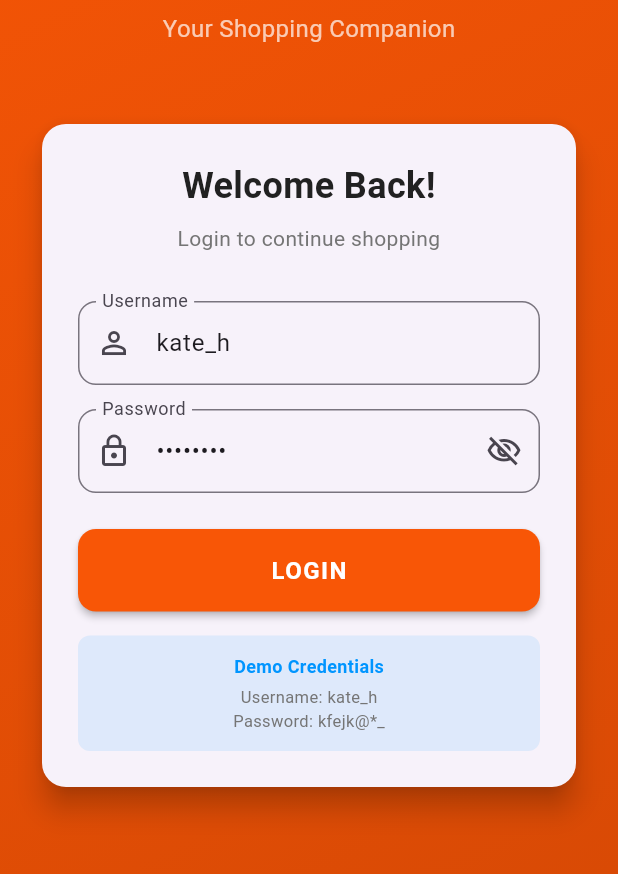
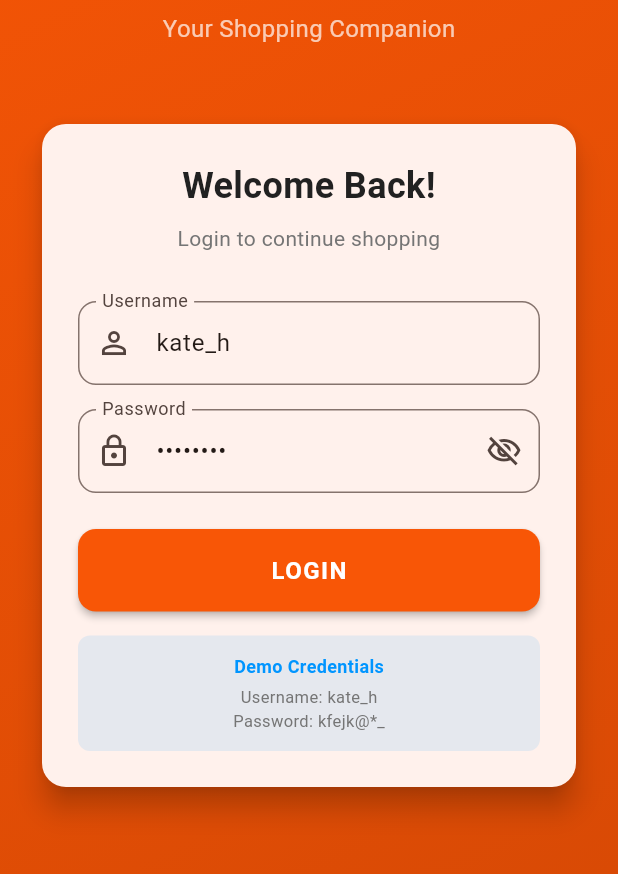
Before and after one commit to git-wahidur/scroll-architecture, a Flutter app: the screen it shows after launch, on a phone screen of 412 x 824 dp, the part 362-1236 px from its top. Run offline on Flutter 3.47's test engine with Material 3 defaults, Android fonts, the phone set to English and light mode, and no system bars; our stand-ins replace dio, flutter_bloc, flutter_screenutil, freezed_annotation.

Commit message:
feat(auth): implement screenutiles for responsive.

```diff
--- a/lib/main.dart
+++ b/lib/main.dart
@@ -1,8 +1,10 @@
 import 'package:flutter/material.dart';
 import 'package:flutter_bloc/flutter_bloc.dart';
 import 'package:scroll_architecture_task/core/constants/api_client.dart';
+import 'package:scroll_architecture_task/core/constants/app_colors.dart';
 import 'package:scroll_architecture_task/features/auth/data/repository/auth_repository.dart';
 import 'package:scroll_architecture_task/features/auth/presentation/bloc/auth_bloc.dart';
+import 'package:flutter_screenutil/flutter_screenutil.dart';
 
 import 'features/auth/presentation/views/login_page.dart';
 
@@ -20,10 +22,33 @@ class MyApp extends StatelessWidget {
       providers: [
         BlocProvider(create: (context) => AuthBloc(AuthRepository(apiClient))),
       ],
-      child: MaterialApp(
-        title: 'Daraz',
-        debugShowCheckedModeBanner: false,
-        home: LoginPage(),
+      child: ScreenUtilInit(
+        designSize: const Size(360, 690),
+        minTextAdapt: true,
+        splitScreenMode: true,
+        builder: (_, child) {
+          return MaterialApp(
+            title: 'Daraz',
+            debugShowCheckedModeBanner: false,
+            theme: ThemeData(
+              primaryColor: AppColors.primary,
+              scaffoldBackgroundColor: AppColors.background,
+              colorScheme: ColorScheme.fromSeed(
+                seedColor: AppColors.primary,
+                primary: AppColors.primary,
+                secondary: AppColors.secondary,
+              ),
+              appBarTheme: const AppBarTheme(
+                backgroundColor: AppColors.primary,
+                foregroundColor: Colors.white,
+                elevation: 0,
+              ),
+              useMaterial3: true,
+            ),
+            home: child,
+          );
+        },
+        child: const LoginPage(),
       ),
     );
   }
--- a/pubspec.yaml
+++ b/pubspec.yaml
@@ -49,6 +49,7 @@ dependencies:
   # Utilities
   equatable: ^2.0.8
   cached_network_image: ^3.4.1
+  flutter_screenutil: ^5.9.3
 
 dev_dependencies:
   flutter_test:
```
Also changed, not shown: pubspec.lock.
